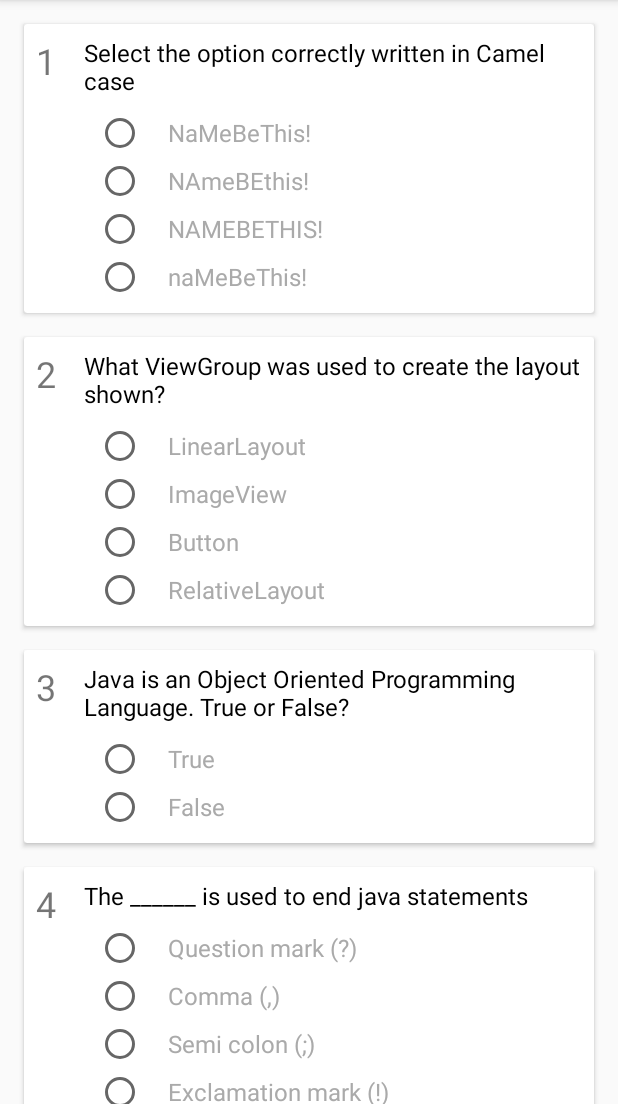
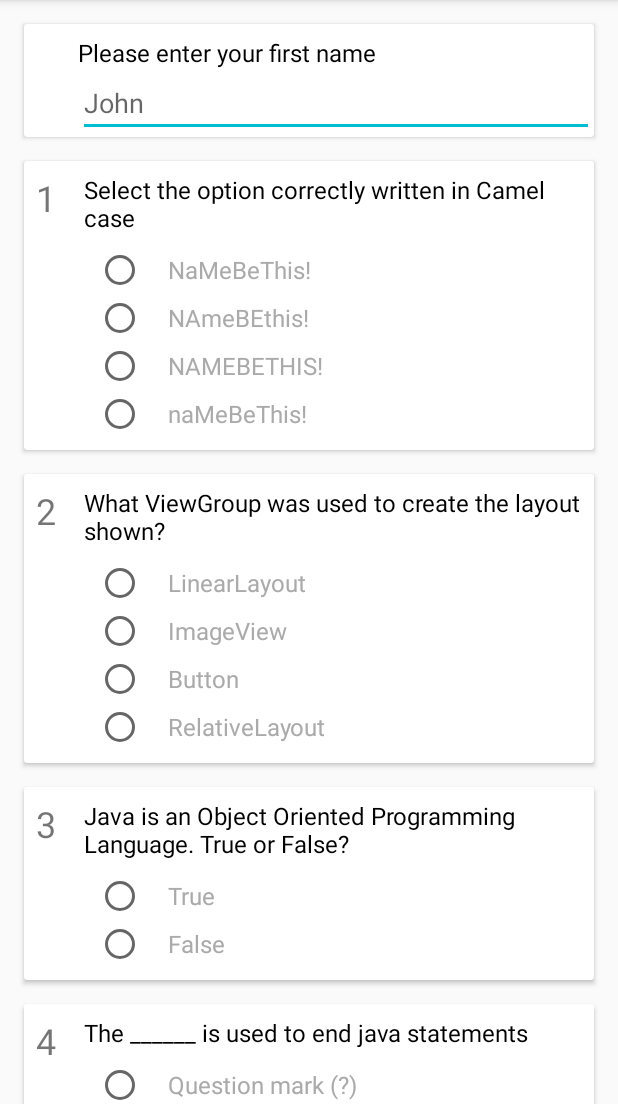
Before and after one commit to zizoh/QuizApp-App, an Android app: the screen it shows after launch (MainActivity), on a phone screen of 412 x 824 dp, the part 132-1236 px from its top. Run offline under Robolectric (Android 15) with nearby library versions, the phone set to English and light mode, and no system bars.

Commit message:
add TextViews for username in activity_main.xml

```diff
--- a/app/src/main/res/layout/activity_main.xml
+++ b/app/src/main/res/layout/activity_main.xml
@@ -16,6 +16,40 @@
             android:layout_width="match_parent"
             android:layout_height="wrap_content"
             android:orientation="vertical">
+
+            <!-- Username -->
+            <android.support.v7.widget.CardView
+                style="?android:attr/stackViewStyle"
+                android:layout_width="match_parent"
+                android:layout_height="wrap_content"
+                android:layout_marginEnd="16dp"
+                android:layout_marginStart="16dp"
+                android:layout_marginTop="16dp"
+                android:elevation="@dimen/cardview_default_elevation">
+
+                <LinearLayout
+                    android:layout_width="match_parent"
+                    android:layout_height="wrap_content"
+                    android:layout_marginStart="36dp"
+                    android:layout_marginTop="8dp"
+                    android:orientation="vertical">
+
+                    <TextView
+                        android:layout_width="match_parent"
+                        android:layout_height="wrap_content"
+                        android:text="@string/username_text"
+                        android:textColor="@android:color/black"
+                        android:textSize="16sp" />
+
+                    <EditText
+                        android:layout_width="match_parent"
+                        android:layout_height="wrap_content"
+                        android:hint="@string/username_hint"
+                        android:inputType="textPersonName" />
+
+                </LinearLayout>
+
+            </android.support.v7.widget.CardView>
 
             <!-- Question 1 -->
             <android.support.v7.widget.CardView
--- a/app/src/main/res/values/strings.xml
+++ b/app/src/main/res/values/strings.xml
@@ -1,5 +1,9 @@
 <resources>
     <string name="app_name">Quiz App</string>
+
+    <!-- Username -->
+    <string name="username_text">Please enter your first name</string>
+    <string name="username_hint">John</string>
 
     <!--Question 1 -->
     <string name="questionOneNumber">1</string>
```
